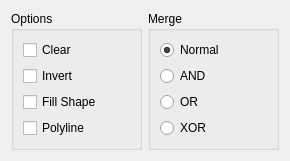
The window that src/GUI/ricobjectview/copyoptions_value.ui (spillerrec/RICcreator) describes before a commit, drawn with Qt 5.
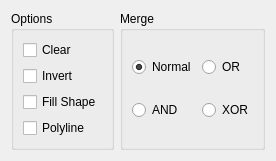
The same window after the commit.

Commit message: Some visual updates and fixes. copyoptions_value now hides CopyOptions which aren't required.

What changed in the file:
```diff
--- a/src/GUI/ricobjectview/copyoptions_value.ui
+++ b/src/GUI/ricobjectview/copyoptions_value.ui
@@ -6,20 +6,20 @@
    <rect>
     <x>0</x>
     <y>0</y>
-    <width>290</width>
-    <height>137</height>
+    <width>238</width>
+    <height>143</height>
    </rect>
   </property>
   <property name="sizePolicy">
-   <sizepolicy hsizetype="Preferred" vsizetype="Preferred">
+   <sizepolicy hsizetype="Preferred" vsizetype="Maximum">
     <horstretch>0</horstretch>
     <verstretch>0</verstretch>
    </sizepolicy>
   </property>
   <property name="maximumSize">
    <size>
-    <width>290</width>
-    <height>137</height>
+    <width>238</width>
+    <height>143</height>
    </size>
   </property>
   <property name="windowTitle">
@@ -84,8 +84,8 @@
      <property name="title">
       <string>Merge</string>
      </property>
-     <layout class="QVBoxLayout" name="verticalLayout">
-      <item>
+     <layout class="QGridLayout" name="gridLayout">
+      <item row="0" column="0">
        <widget class="QRadioButton" name="merge_normal">
         <property name="text">
          <string>Normal</string>
@@ -95,21 +95,21 @@
         </property>
        </widget>
       </item>
-      <item>
+      <item row="1" column="0">
        <widget class="QRadioButton" name="merge_and">
         <property name="text">
          <string>AND</string>
         </property>
        </widget>
       </item>
-      <item>
+      <item row="0" column="1">
        <widget class="QRadioButton" name="merge_or">
         <property name="text">
          <string>OR</string>
         </property>
        </widget>
       </item>
-      <item>
+      <item row="1" column="1">
        <widget class="QRadioButton" name="merge_xor">
         <property name="text">
          <string>XOR</string>
```
The commit also changes 13 other files.
